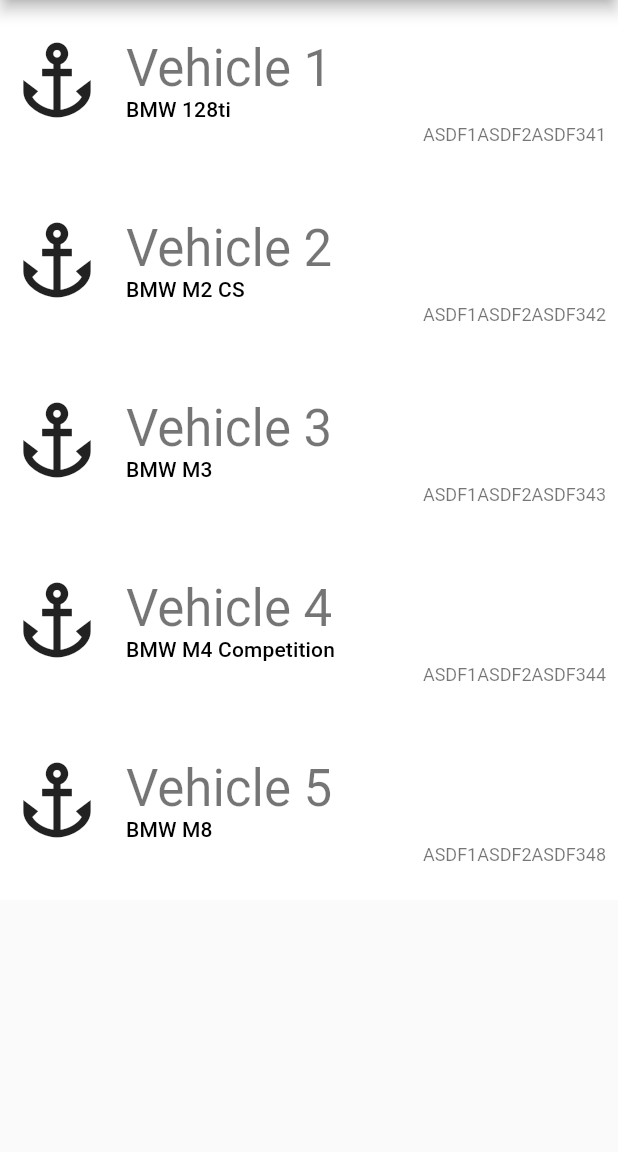
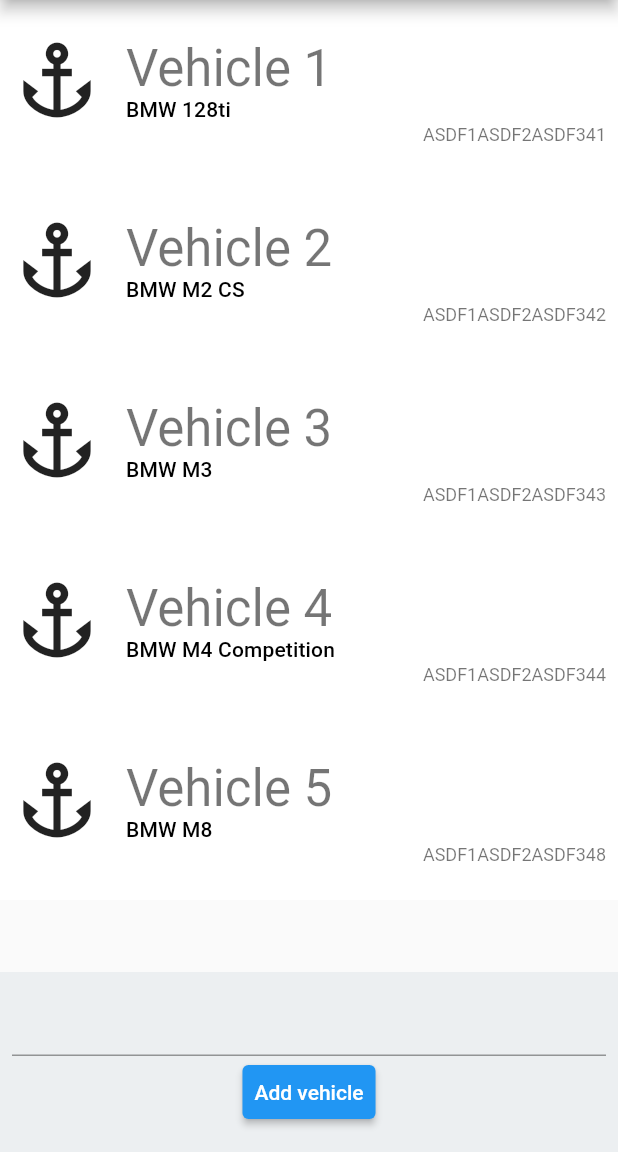
Before and after one commit to arbielsk/garage_app, a Flutter app: the GarageScreen screen opened directly, on a phone screen of 412 x 824 dp, the part 84-1236 px from its top. Run offline on Flutter 3.47's test engine with Material 2 defaults, Android fonts, the phone set to English and light mode, and no system bars; our stand-ins replace bloc, flutter_bloc.

```diff
--- a/lib/main.dart
+++ b/lib/main.dart
@@ -1,11 +1,29 @@
 import 'package:flutter/material.dart';
 import 'package:garage_app/widget/garage_route.dart';
+import 'package:garage_app/widget/vehicle_screen.dart';
+
+import 'model/enum/ignition_status.dart';
+import 'model/enum/lock_status.dart';
+import 'model/enum/motor_status.dart';
+import 'model/vehicle.dart';
+import 'model/vehicle_state.dart';
 
 void main() {
   runApp(MyApp());
 }
 
 class MyApp extends StatelessWidget {
+  final _vehicle = Vehicle(
+    displayName: "Zielpuls BMW 3",
+    model: "BMW M2 CS 3",
+    vin: "A1234B1234C1234D3",
+  );
+  final _vehicleState = VehicleState(
+    engineStatus: EngineStatus.ON,
+    ignitionStatus: IgnitionStatus.ON,
+    lockStatus: LockStatus.OPEN,
+  );
+
   @override
   Widget build(BuildContext context) {
     return MaterialApp(
@@ -14,7 +32,10 @@
           primarySwatch: Colors.blue,
         ),
         home: Scaffold(
-          body: GarageRoute(),
+          body: VehicleScreen(
+            vehicle: _vehicle,
+            vehicleState: _vehicleState,
+          ),
         ));
   }
 }
--- a/lib/widget/garage_screen.dart
+++ b/lib/widget/garage_screen.dart
@@ -2,6 +2,7 @@
 import 'package:flutter_bloc/flutter_bloc.dart';
 import 'package:garage_app/bloc/garage_bloc/bloc.dart';
 import 'package:garage_app/bloc/garage_bloc/state.dart';
+import 'package:garage_app/widget/garage_screen_front_layer.dart';
 import 'package:garage_app/widget/vehicle_list_item.dart';
 
 class GarageScreen extends StatelessWidget {
@@ -24,15 +25,20 @@
           }
 
           if (state is LoadVehiclesSuccessState) {
-            return Stack(children: [
+            return Stack(
+              key: Key("GarageScreenStack"),
+              alignment: Alignment.bottomCenter,
+              children: [
                 ListView.builder(
                     itemCount: state.vehicles.length,
                     itemBuilder: (BuildContext ctx, int index) {
                       return VehicleListItem(
                         vehicle: state.vehicles.elementAt(index),
                       );
-                  })
-            ]);
+                    }),
+                GarageScreenFrontLayer(),
+              ],
+            );
           }
 
           if (state is LoadVehiclesFailState) {
--- /dev/null
+++ b/lib/widget/garage_screen_front_layer.dart
@@ -0,0 +1,29 @@
+import 'package:flutter/material.dart';
+
+class GarageScreenFrontLayer extends StatelessWidget {
+  static const _padding = 8.0;
+  static const _height = 120.0;
+  @override
+  Widget build(BuildContext context) {
+    return Container(
+      height: _height,
+      width: double.infinity,
+      color: Colors.blueGrey[50],
+      padding: EdgeInsets.all(_padding),
+      child: Column(
+        children: [
+          TextField(),
+          ElevatedButton(
+            style: ButtonStyle(
+              padding: MaterialStateProperty.all(
+                EdgeInsets.all(_padding),
+              ),
+            ),
+            onPressed: () => print('I was pressed'),
+            child: Text('Add vehicle'),
+          ),
+        ],
+      ),
+    );
+  }
+}
```
Also changed, not shown: lib/bloc/vehicleStateBloc/bloc.dart (added, +37 -0 lines), lib/bloc/vehicleStateBloc/event.dart (added, +15 -0 lines), lib/bloc/vehicleStateBloc/state.dart (added, +38 -0 lines), lib/repository/vehicle_state_repository.dart (+21 -8 lines), 1 other file. Lines whose indentation alone changed are shown as unchanged.
